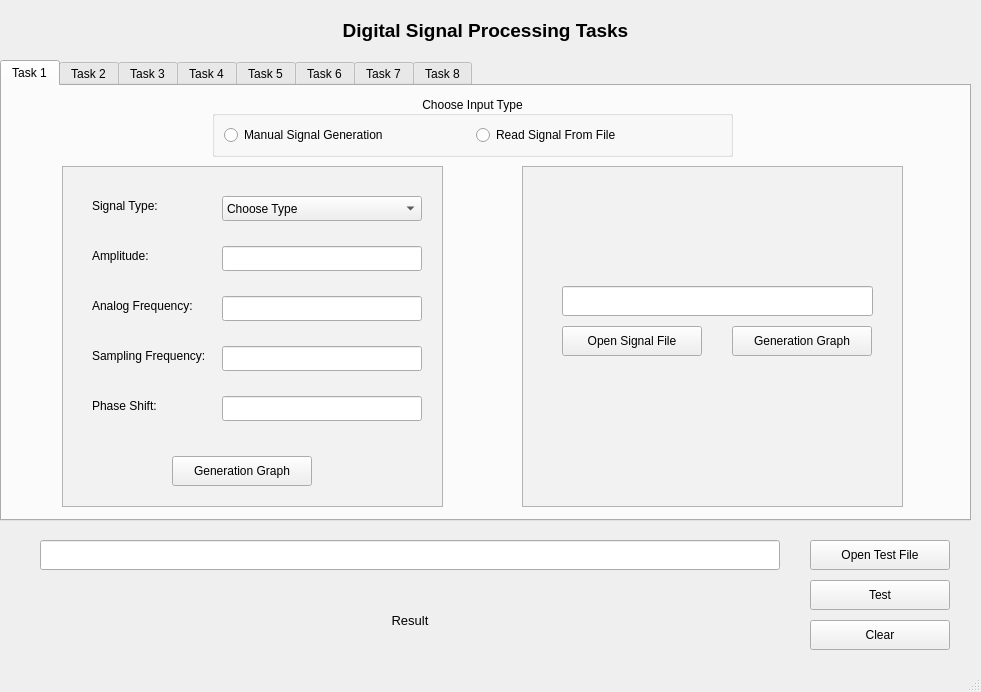
Old version of the form style/design.ui in the repository Hossam-H22/Digital-Signal-Processing-Tasks.
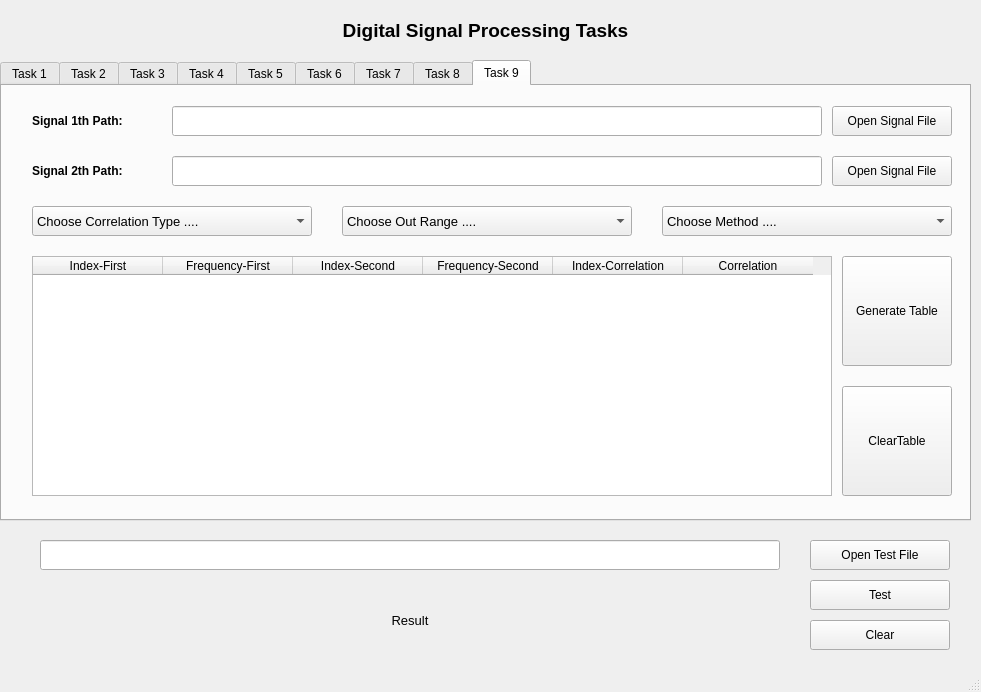
New version of the form. The open tabs and pages were chosen to show the change.

Commit message: add task 9 & adjust all tasks

```diff
--- a/style/design.ui
+++ b/style/design.ui
@@ -2041,6 +2041,266 @@
         </column>
        </widget>
       </widget>
+      <widget class="QWidget" name="p1_tab_9">
+       <attribute name="title">
+        <string>Task 9</string>
+       </attribute>
+       <widget class="QPushButton" name="p1_t9_btn_openFile">
+        <property name="geometry">
+         <rect>
+          <x>830</x>
+          <y>20</y>
+          <width>120</width>
+          <height>30</height>
+         </rect>
+        </property>
+        <property name="text">
+         <string>Open Signal File</string>
+        </property>
+       </widget>
+       <widget class="QComboBox" name="p1_t9_comboBox_method">
+        <property name="geometry">
+         <rect>
+          <x>660</x>
+          <y>120</y>
+          <width>290</width>
+          <height>30</height>
+         </rect>
+        </property>
+        <property name="font">
+         <font>
+          <pointsize>10</pointsize>
+         </font>
+        </property>
+        <item>
+         <property name="text">
+          <string>Choose Method ....</string>
+         </property>
+        </item>
+        <item>
+         <property name="text">
+          <string>Directed Method</string>
+         </property>
+        </item>
+        <item>
+         <property name="text">
+          <string>Fourier Method</string>
+         </property>
+        </item>
+        <item>
+         <property name="text">
+          <string>Fast Fourier Method</string>
+         </property>
+        </item>
+       </widget>
+       <widget class="QLabel" name="p1_t9_labelText_2">
+        <property name="geometry">
+         <rect>
+          <x>30</x>
+          <y>70</y>
+          <width>130</width>
+          <height>30</height>
+         </rect>
+        </property>
+        <property name="font">
+         <font>
+          <pointsize>9</pointsize>
+          <weight>75</weight>
+          <bold>true</bold>
+         </font>
+        </property>
+        <property name="text">
+         <string>Signal 2th Path:</string>
+        </property>
+       </widget>
+       <widget class="QPushButton" name="p1_t9_btn_openFile_2">
+        <property name="geometry">
+         <rect>
+          <x>830</x>
+          <y>70</y>
+          <width>120</width>
+          <height>30</height>
+         </rect>
+        </property>
+        <property name="text">
+         <string>Open Signal File</string>
+        </property>
+       </widget>
+       <widget class="QLineEdit" name="p1_t9_flineEdit_filePath">
+        <property name="geometry">
+         <rect>
+          <x>170</x>
+          <y>20</y>
+          <width>650</width>
+          <height>30</height>
+         </rect>
+        </property>
+       </widget>
+       <widget class="QComboBox" name="p1_t9_comboBox_operationType">
+        <property name="geometry">
+         <rect>
+          <x>30</x>
+          <y>120</y>
+          <width>280</width>
+          <height>30</height>
+         </rect>
+        </property>
+        <property name="font">
+         <font>
+          <pointsize>10</pointsize>
+         </font>
+        </property>
+        <item>
+         <property name="text">
+          <string>Choose Correlation Type ....</string>
+         </property>
+        </item>
+        <item>
+         <property name="text">
+          <string>Auto Correlation</string>
+         </property>
+        </item>
+        <item>
+         <property name="text">
+          <string>Cross Correlation</string>
+         </property>
+        </item>
+        <item>
+         <property name="text">
+          <string>Convolution</string>
+         </property>
+        </item>
+       </widget>
+       <widget class="QLineEdit" name="p1_t9_flineEdit_filePath_2">
+        <property name="geometry">
+         <rect>
+          <x>170</x>
+          <y>70</y>
+          <width>650</width>
+          <height>30</height>
+         </rect>
+        </property>
+       </widget>
+       <widget class="QPushButton" name="p1_t9_btn_generateTable">
+        <property name="geometry">
+         <rect>
+          <x>840</x>
+          <y>170</y>
+          <width>110</width>
+          <height>110</height>
+         </rect>
+        </property>
+        <property name="text">
+         <string>Generate Table</string>
+        </property>
+       </widget>
+       <widget class="QTableWidget" name="p1_t9_tableWidget">
+        <property name="geometry">
+         <rect>
+          <x>30</x>
+          <y>170</y>
+          <width>800</width>
+          <height>240</height>
+         </rect>
+        </property>
+        <attribute name="horizontalHeaderDefaultSectionSize">
+         <number>130</number>
+        </attribute>
+        <column>
+         <property name="text">
+          <string>Index-First</string>
+         </property>
+        </column>
+        <column>
+         <property name="text">
+          <string>Frequency-First</string>
+         </property>
+        </column>
+        <column>
+         <property name="text">
+          <string>Index-Second</string>
+         </property>
+        </column>
+        <column>
+         <property name="text">
+          <string>Frequency-Second</string>
+         </property>
+        </column>
+        <column>
+         <property name="text">
+          <string>Index-Correlation</string>
+         </property>
+        </column>
+        <column>
+         <property name="text">
+          <string>Correlation</string>
+         </property>
+        </column>
+       </widget>
+       <widget class="QPushButton" name="p1_t9_btn_clearTable">
+        <property name="geometry">
+         <rect>
+          <x>840</x>
+          <y>300</y>
+          <width>110</width>
+          <height>110</height>
+         </rect>
+        </property>
+        <property name="text">
+         <string>ClearTable</string>
+        </property>
+       </widget>
+       <widget class="QLabel" name="p1_t9_labelText">
+        <property name="geometry">
+         <rect>
+          <x>30</x>
+          <y>20</y>
+          <width>130</width>
+          <height>30</height>
+         </rect>
+        </property>
+        <property name="font">
+         <font>
+          <pointsize>9</pointsize>
+          <weight>75</weight>
+          <bold>true</bold>
+         </font>
+        </property>
+        <property name="text">
+         <string>Signal 1th Path:</string>
+        </property>
+       </widget>
+       <widget class="QComboBox" name="p1_t9_comboBox_outRange">
+        <property name="geometry">
+         <rect>
+          <x>340</x>
+          <y>120</y>
+          <width>290</width>
+          <height>30</height>
+         </rect>
+        </property>
+        <property name="font">
+         <font>
+          <pointsize>10</pointsize>
+         </font>
+        </property>
+        <item>
+         <property name="text">
+          <string>Choose Out Range ....</string>
+         </property>
+        </item>
+        <item>
+         <property name="text">
+          <string>Normalized</string>
+         </property>
+        </item>
+        <item>
+         <property name="text">
+          <string>Not Normalized</string>
+         </property>
+        </item>
+       </widget>
+      </widget>
      </widget>
      <widget class="QLabel" name="p1_label_result">
       <property name="geometry">
```
Left out of the diff: 2 changed lines with no effect on the pictures. The commit also changes 19 other files.
